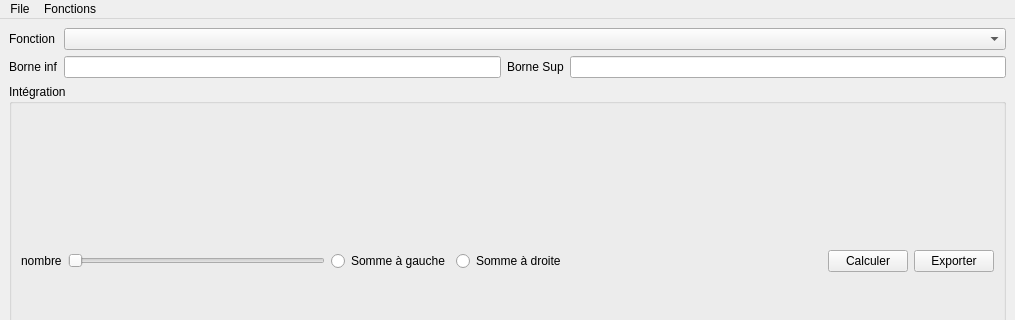
Old version of the form ui/function_view2.ui in the repository loic-fischlin/TP2_sam_loic; both pictures show x 0 to 1015 and y 0 to 320 of the 1015 by 618 pixel window.
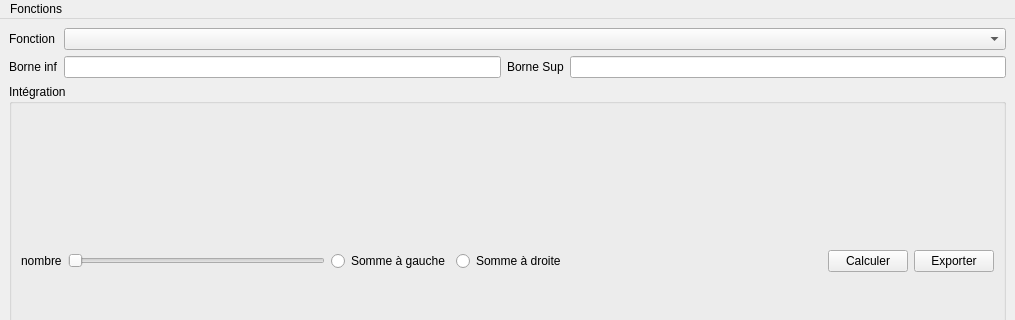
New version of the form.

Commit message: ajout du dockwidget

What changed in the file:
```diff
--- a/ui/function_view2.ui
+++ b/ui/function_view2.ui
@@ -177,18 +177,12 @@
      <height>21</height>
     </rect>
    </property>
-   <widget class="QMenu" name="menuFile">
-    <property name="title">
-     <string>File</string>
-    </property>
-   </widget>
    <widget class="QMenu" name="menuFonctions">
     <property name="title">
      <string>Fonctions</string>
     </property>
     <addaction name="actionFonctions"/>
    </widget>
-   <addaction name="menuFile"/>
    <addaction name="menuFonctions"/>
   </widget>
   <widget class="QStatusBar" name="statusbar"/>
```
The commit also changes 1 other file.
